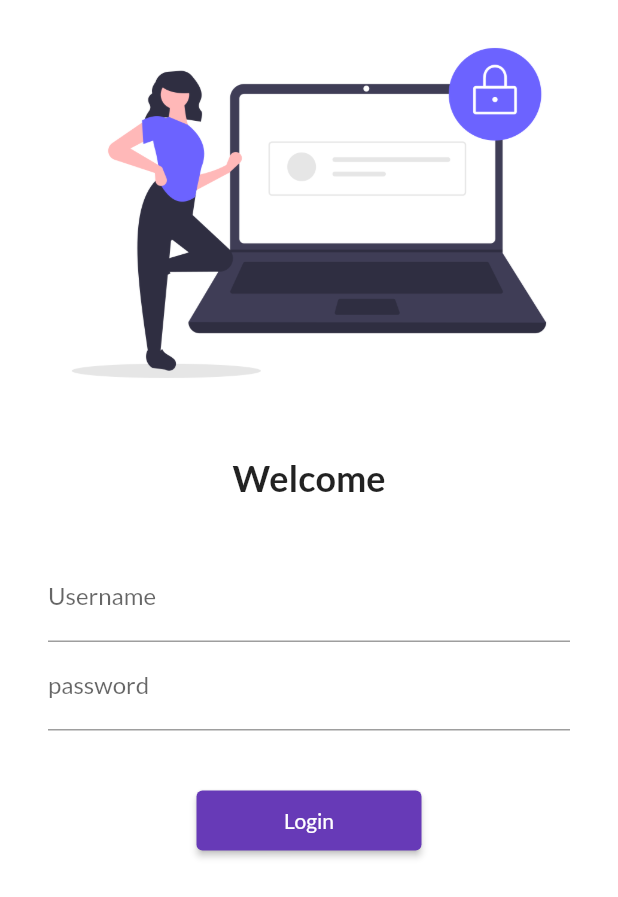
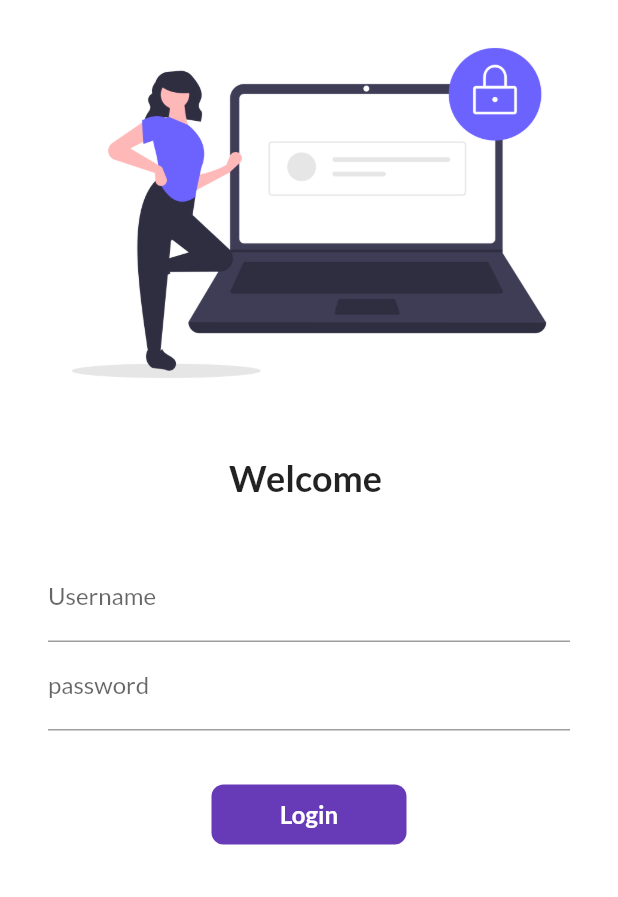
Before and after one commit to ShowmikDebnath/flutter_firstApp, a Flutter app: the screen it shows after launch, on a phone screen of 412 x 824 dp. Shown: the top 897 px of the screen. Run offline on Flutter 3.47's test engine with Material 2 defaults, Android fonts, the phone set to English and light mode, and no system bars; our stand-ins replace google_fonts.

Commit message:
chapter 6 completed

```diff
--- a/lib/pages/login_page.dart
+++ b/lib/pages/login_page.dart
@@ -1,11 +1,16 @@
 import 'package:firstapp/utils/routes.dart';
 import 'package:flutter/material.dart';
 
-class LoginPage extends StatelessWidget {
+class LoginPage extends StatefulWidget {
   const LoginPage({Key? key}) : super(key: key);
 
+  @override
+  State<LoginPage> createState() => _LoginPageState();
+}
 
-
+class _LoginPageState extends State<LoginPage> {
+  String name = "";
+  bool changeButton = false;
   @override
   Widget build(BuildContext context) {
     return Material(
@@ -18,7 +23,7 @@ class LoginPage extends StatelessWidget {
                 height: 20.0,
               ),
               Text(
-                "Welcome",
+                "Welcome $name",
                 style: TextStyle(
                   fontSize: 24,
                   fontWeight: FontWeight.bold,
@@ -35,6 +40,12 @@ class LoginPage extends StatelessWidget {
                         hintText: "Enter Username",
                         labelText: "Username",
                       ),
+                      onChanged: (value){
+                        name = value;
+                        setState(() {
+
+                        });
+                      },
                     ),
 
                     TextFormField(
@@ -49,15 +60,42 @@ class LoginPage extends StatelessWidget {
               ),
               SizedBox(height: 20.0,),
 
-              ElevatedButton(
-                onPressed: (){
-                  //print("Hi Coders Hub");
-                  Navigator.pushNamed(context, MyRoutes.homeRoute);
 
+              InkWell(
+                onTap: () async{
+                  setState(() {
+                    changeButton = true;
+                  });
+                  await Future.delayed(Duration(seconds:1));
+                   Navigator.pushNamed(context, MyRoutes.homeRoute);
                 },
-                child: Text("Login"),
-                style: TextButton.styleFrom(minimumSize: Size(150, 40)),
-              )
+                child: AnimatedContainer(
+                  duration: Duration(seconds: 1),
+                  width: changeButton? 50: 130,
+                  height: 40,
+                  // color: Colors.deepPurple,
+                  alignment: Alignment.center,
+                  child: changeButton?Icon(Icons.done, color: Colors.white,):Text("Login",
+                      style: TextStyle(
+                      color: Colors.white, fontWeight: FontWeight.bold, fontSize: 16
+                  ),),
+                    decoration: BoxDecoration(
+                      color: Colors.deepPurple,
+                      //shape: changeButton? BoxShape.circle: BoxShape.rectangle,
+                      borderRadius: BorderRadius.circular(changeButton?50: 8),
+
+                    ),
+                ),
+              ),
+              // ElevatedButton(
+              //   onPressed: (){
+              //     //print("Hi Coders Hub");
+              //     Navigator.pushNamed(context, MyRoutes.homeRoute);
+              //
+              //   },
+              //   child: Text("Login"),
+              //   style: TextButton.styleFrom(minimumSize: Size(150, 40)),
+              // )
 
             ],
           )
```
